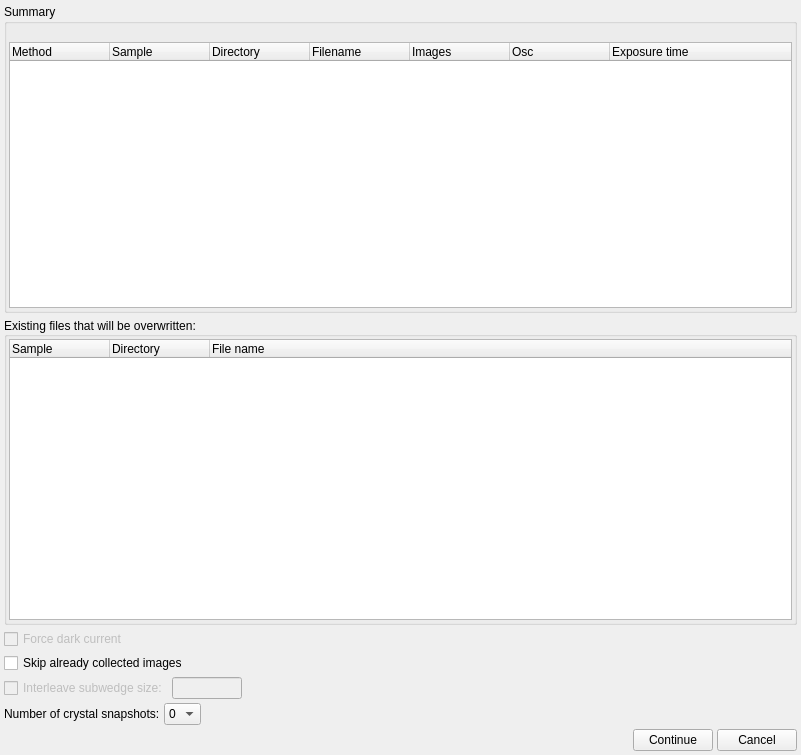
Old version of the form Bricks/widgets/ui_files/Qt4_confirmation_dialog_layout.ui in the repository mxcube/mxcubeqt.
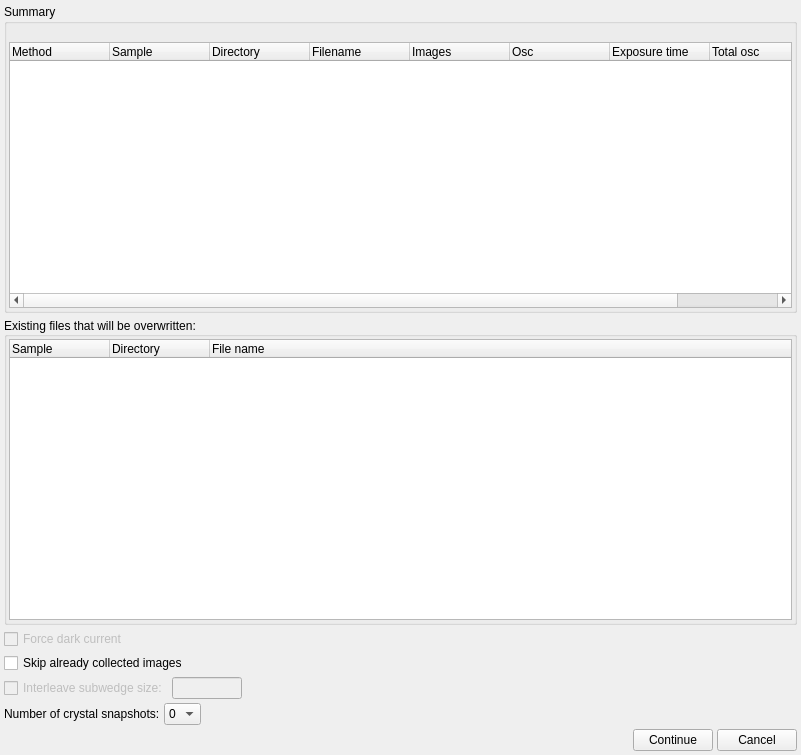
New version of the form.

Commit message: 2016.02.02. Small fixes to Qt4 bricks and widgets

Patch:
```diff
--- a/Bricks/widgets/ui_files/Qt4_confirmation_dialog_layout.ui
+++ b/Bricks/widgets/ui_files/Qt4_confirmation_dialog_layout.ui
@@ -159,6 +159,16 @@
           <string>Exposure time</string>
          </property>
         </column>
+        <column>
+         <property name="text">
+          <string>Total osc</string>
+         </property>
+        </column>
+        <column>
+         <property name="text">
+          <string>Total exposure time</string>
+         </property>
+        </column>
        </widget>
       </item>
      </layout>
```
The commit also changes 7 other files.
